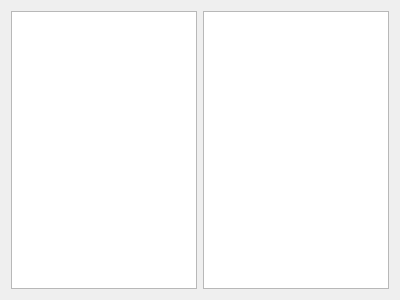
First picture: the form in Workspace/src/rover_gui/ui/armvizwidget.ui, repository uwrobotics/MarsRover2019, before the edit.
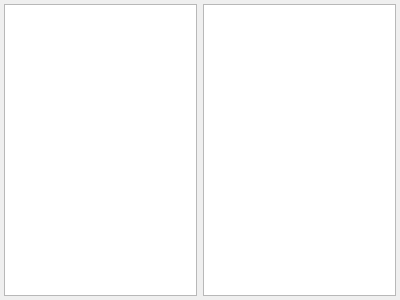
Second picture: the form after the edit.

Commit message: initial arm interface

What changed in the file:
```diff
--- a/Workspace/src/rover_gui/ui/armvizwidget.ui
+++ b/Workspace/src/rover_gui/ui/armvizwidget.ui
@@ -10,10 +10,31 @@
     <height>300</height>
    </rect>
   </property>
+  <property name="sizePolicy">
+   <sizepolicy hsizetype="MinimumExpanding" vsizetype="MinimumExpanding">
+    <horstretch>0</horstretch>
+    <verstretch>0</verstretch>
+   </sizepolicy>
+  </property>
   <property name="windowTitle">
    <string>Form</string>
   </property>
   <layout class="QHBoxLayout" name="horizontalLayout">
+   <property name="spacing">
+    <number>6</number>
+   </property>
+   <property name="leftMargin">
+    <number>4</number>
+   </property>
+   <property name="topMargin">
+    <number>4</number>
+   </property>
+   <property name="rightMargin">
+    <number>4</number>
+   </property>
+   <property name="bottomMargin">
+    <number>4</number>
+   </property>
    <item>
     <widget class="QGraphicsView" name="armVizSideGraphicsView"/>
    </item>
```
The commit also changes 7 other files.
